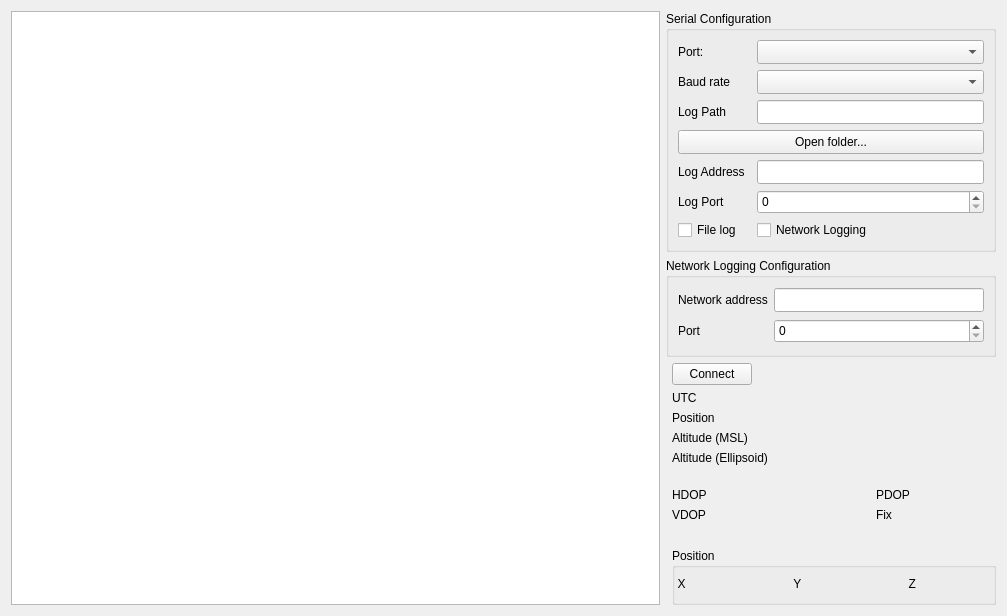
Before: the Qt Designer form source/rrv_plugin/rrv_viewer.ui in AlfonsoJPH/skydel-rrv-plugin, drawn with Qt 5.
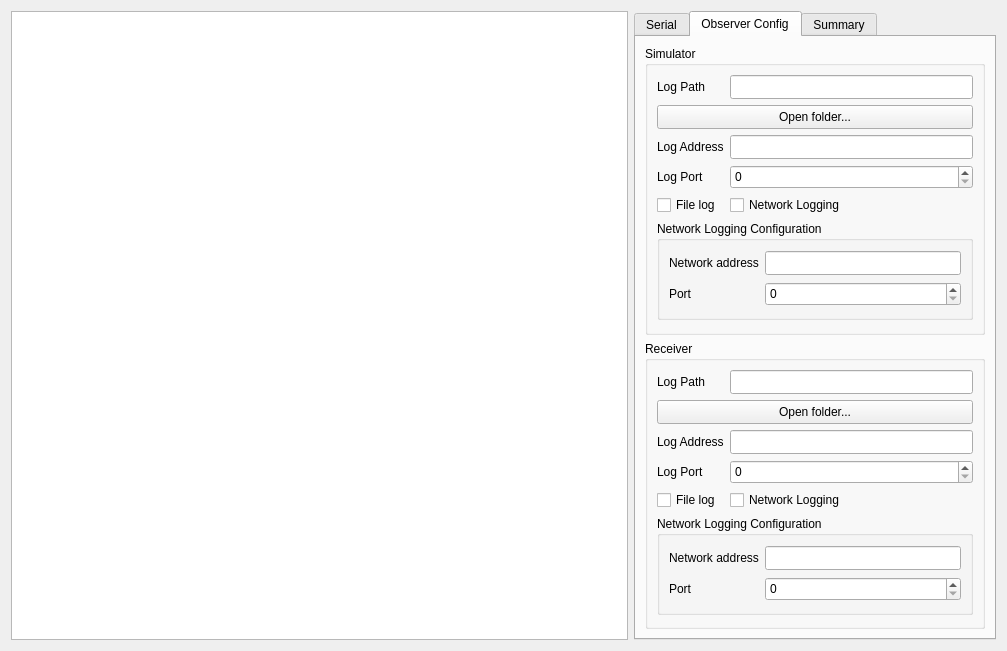
After: the same form once the commit is applied. The open tabs and pages were chosen to show the change.

Commit message: Fix: updated UI for preparing to add observers

The edit to the form file:
```diff
--- a/source/rrv_plugin/rrv_viewer.ui
+++ b/source/rrv_plugin/rrv_viewer.ui
@@ -7,7 +7,7 @@
     <x>0</x>
     <y>0</y>
     <width>1007</width>
-    <height>616</height>
+    <height>651</height>
    </rect>
   </property>
   <property name="sizePolicy">
@@ -33,11 +33,22 @@
       </widget>
      </item>
      <item>
-      <layout class="QFormLayout" name="formLayout">
-       <property name="fieldGrowthPolicy">
-        <enum>QFormLayout::FieldsStayAtSizeHint</enum>
+      <widget class="QTabWidget" name="verticalTabWidget">
+       <property name="minimumSize">
+        <size>
+         <width>362</width>
+         <height>0</height>
+        </size>
        </property>
-       <item row="0" column="0" colspan="2">
+       <property name="currentIndex">
+        <number>0</number>
+       </property>
+       <widget class="QWidget" name="Config">
+        <attribute name="title">
+         <string>Serial</string>
+        </attribute>
+        <layout class="QVBoxLayout" name="verticalLayout_2">
+         <item>
         <widget class="QGroupBox" name="gridGroupBox">
          <property name="minimumSize">
           <size>
@@ -170,7 +181,7 @@
          </layout>
         </widget>
        </item>
-       <item row="1" column="0" colspan="2">
+         <item>
         <widget class="QGroupBox" name="gridGroupBox">
          <property name="sizePolicy">
           <sizepolicy hsizetype="Preferred" vsizetype="Preferred">
@@ -228,8 +239,391 @@
          </layout>
         </widget>
        </item>
-       <item row="11" column="1">
+         <item>
+          <widget class="QPushButton" name="receiverState">
+           <property name="enabled">
+            <bool>true</bool>
+           </property>
+           <property name="text">
+            <string>Connect</string>
+           </property>
+          </widget>
+         </item>
+        </layout>
+       </widget>
+       <widget class="QWidget" name="tab">
+        <attribute name="title">
+         <string>Observer Config</string>
+        </attribute>
+        <layout class="QVBoxLayout" name="verticalLayout_4">
+         <item>
+          <widget class="QGroupBox" name="ObserverSimulator">
+           <property name="title">
+            <string>Simulator</string>
+           </property>
+           <layout class="QFormLayout" name="formLayout">
+            <item row="0" column="0">
+             <widget class="QLabel" name="label_7">
+              <property name="text">
+               <string>Log Path</string>
+              </property>
+             </widget>
+            </item>
+            <item row="0" column="1">
+             <widget class="QLineEdit" name="logPathObserverSimulator">
+              <property name="minimumSize">
+               <size>
+                <width>0</width>
+                <height>24</height>
+               </size>
+              </property>
+             </widget>
+            </item>
+            <item row="1" column="0" colspan="2">
+             <widget class="QPushButton" name="logPathButtonObserverSimulator">
+              <property name="minimumSize">
+               <size>
+                <width>0</width>
+                <height>24</height>
+               </size>
+              </property>
+              <property name="text">
+               <string>Open folder...</string>
+              </property>
+             </widget>
+            </item>
+            <item row="2" column="0">
+             <widget class="QLabel" name="label_8">
+              <property name="text">
+               <string>Log Address</string>
+              </property>
+             </widget>
+            </item>
+            <item row="2" column="1">
+             <widget class="QLineEdit" name="logAddressValueObserverSimulator">
+              <property name="minimumSize">
+               <size>
+                <width>0</width>
+                <height>24</height>
+               </size>
+              </property>
+             </widget>
+            </item>
+            <item row="3" column="0">
+             <widget class="QLabel" name="label_10">
+              <property name="text">
+               <string>Log Port</string>
+              </property>
+             </widget>
+            </item>
+            <item row="3" column="1">
+             <widget class="QSpinBox" name="logPortValueObserverSimulator">
+              <property name="minimumSize">
+               <size>
+                <width>0</width>
+                <height>24</height>
+               </size>
+              </property>
+              <property name="minimum">
+               <number>0</number>
+              </property>
+              <property name="maximum">
+               <number>65535</number>
+              </property>
+             </widget>
+            </item>
+            <item row="4" column="0">
+             <widget class="QCheckBox" name="fileLogStateObserverSimulator">
+              <property name="text">
+               <string>File log</string>
+              </property>
+             </widget>
+            </item>
+            <item row="4" column="1">
+             <widget class="QCheckBox" name="networkLogStateObserverSimulator">
+              <property name="text">
+               <string>Network Logging</string>
+              </property>
+             </widget>
+            </item>
+            <item row="5" column="0" colspan="2">
+             <widget class="QGroupBox" name="NetworkObserverSimulator">
+              <property name="sizePolicy">
+               <sizepolicy hsizetype="Preferred" vsizetype="Preferred">
+                <horstretch>1</horstretch>
+                <verstretch>0</verstretch>
+               </sizepolicy>
+              </property>
+              <property name="minimumSize">
+               <size>
+                <width>208</width>
+                <height>99</height>
+               </size>
+              </property>
+              <property name="title">
+               <string>Network Logging Configuration</string>
+              </property>
+              <layout class="QGridLayout" name="gridLayout_4">
+               <item row="1" column="1">
+                <widget class="QSpinBox" name="portValueObserverSimulator">
+                 <property name="minimumSize">
+                  <size>
+                   <width>80</width>
+                   <height>24</height>
+                  </size>
+                 </property>
+                 <property name="maximum">
+                  <number>65535</number>
+                 </property>
+                </widget>
+               </item>
+               <item row="1" column="0">
+                <widget class="QLabel" name="label_9">
+                 <property name="text">
+                  <string>Port</string>
+                 </property>
+                </widget>
+               </item>
+               <item row="0" column="1">
+                <widget class="QLineEdit" name="networkAddressValueObserverSimulator">
+                 <property name="minimumSize">
+                  <size>
+                   <width>0</width>
+                   <height>24</height>
+                  </size>
+                 </property>
+                </widget>
+               </item>
+               <item row="0" column="0">
+                <widget class="QLabel" name="networkAddressLabelObserverSimulator">
+                 <property name="text">
+                  <string>Network address</string>
+                 </property>
+                </widget>
+               </item>
+              </layout>
+             </widget>
+            </item>
+           </layout>
+          </widget>
+         </item>
+         <item>
+          <widget class="QGroupBox" name="ObserverReceiver">
+           <property name="title">
+            <string>Receiver</string>
+           </property>
+           <layout class="QFormLayout" name="formLayout_2">
+            <item row="0" column="0">
+             <widget class="QLabel" name="label_11">
+              <property name="text">
+               <string>Log Path</string>
+              </property>
+             </widget>
+            </item>
+            <item row="0" column="1">
+             <widget class="QLineEdit" name="logPathObserverReceiver">
+              <property name="minimumSize">
+               <size>
+                <width>0</width>
+                <height>24</height>
+               </size>
+              </property>
+             </widget>
+            </item>
+            <item row="1" column="0" colspan="2">
+             <widget class="QPushButton" name="logPathButtonObserverReceiver">
+              <property name="minimumSize">
+               <size>
+                <width>0</width>
+                <height>24</height>
+               </size>
+              </property>
+              <property name="text">
+               <string>Open folder...</string>
+              </property>
+             </widget>
+            </item>
+            <item row="2" column="0">
+             <widget class="QLabel" name="label_12">
+              <property name="text">
+               <string>Log Address</string>
+              </property>
+             </widget>
+            </item>
+            <item row="2" column="1">
+             <widget class="QLineEdit" name="logAddressValueObserverReceiver">
+              <property name="minimumSize">
+               <size>
+                <width>0</width>
+                <height>24</height>
+               </size>
+              </property>
+             </widget>
+            </item>
+            <item row="3" column="0">
+             <widget class="QLabel" name="label_14">
+              <property name="text">
+               <string>Log Port</string>
+              </property>
+             </widget>
+            </item>
+            <item row="3" column="1">
+             <widget class="QSpinBox" name="logPortValueObserverReceiver">
+              <property name="minimumSize">
+               <size>
+                <width>0</width>
+                <height>24</height>
+               </size>
+              </property>
+              <property name="minimum">
+               <number>0</number>
+              </property>
+              <property name="maximum">
+               <number>65535</number>
+              </property>
+             </widget>
+            </item>
+            <item row="4" column="0">
+             <widget class="QCheckBox" name="fileLogStateObserverReceiver">
+              <property name="text">
+               <string>File log</string>
+              </property>
+             </widget>
+            </item>
+            <item row="4" column="1">
+             <widget class="QCheckBox" name="networkLogStateObserverReceiver">
+              <property name="text">
+               <string>Network Logging</string>
+              </property>
+             </widget>
+            </item>
+            <item row="5" column="0" colspan="2">
+             <widget class="QGroupBox" name="NetworkObserverReceiver">
+              <property name="sizePolicy">
+               <sizepolicy hsizetype="Preferred" vsizetype="Preferred">
+                <horstretch>1</horstretch>
+                <verstretch>0</verstretch>
+               </sizepolicy>
+              </property>
+              <property name="minimumSize">
+               <size>
+                <width>208</width>
+                <height>99</height>
+               </size>
+              </property>
+              <property name="title">
+               <string>Network Logging Configuration</string>
+              </property>
+              <layout class="QGridLayout" name="gridLayout_5">
+               <item row="1" column="1">
+                <widget class="QSpinBox" name="portValueObserverReceiver">
+                 <property name="minimumSize">
+                  <size>
+                   <width>80</width>
+                   <height>24</height>
+                  </size>
+                 </property>
+                 <property name="maximum">
+                  <number>65535</number>
+                 </property>
+                </widget>
+               </item>
+               <item row="1" column="0">
+                <widget class="QLabel" name="label_13">
+                 <property name="text">
+                  <string>Port</string>
+                 </property>
+                </widget>
+               </item>
+               <item row="0" column="1">
+                <widget class="QLineEdit" name="networkAddressValueObserverReceiver">
+                 <property name="minimumSize">
+                  <size>
+                   <width>0</width>
+                   <height>24</height>
+                  </size>
+                 </property>
+                </widget>
+               </item>
+               <item row="0" column="0">
+                <widget class="QLabel" name="networkAddressLabelObserverReceiver">
+                 <property name="text">
+                  <string>Network address</string>
+                 </property>
+                </widget>
+               </item>
+              </layout>
+             </widget>
+            </item>
+           </layout>
+          </widget>
+         </item>
+        </layout>
+       </widget>
+       <widget class="QWidget" name="Summary">
+        <attribute name="title">
+         <string>Summary</string>
+        </attribute>
+        <layout class="QVBoxLayout" name="verticalLayout">
+         <item>
         <layout class="QGridLayout" name="gridLayout">
+           <item row="7" column="1" colspan="4">
+            <widget class="QLabel" name="altitudeEllipsoidValue">
+             <property name="text">
+              <string/>
+             </property>
+            </widget>
+           </item>
+           <item row="3" column="0">
+            <widget class="QLabel" name="positionLabel">
+             <property name="text">
+              <string>Position</string>
+             </property>
+            </widget>
+           </item>
+           <item row="10" column="3">
+            <widget class="QLabel" name="fixLabel">
+             <property name="text">
+              <string>Fix</string>
+             </property>
+            </widget>
+           </item>
+           <item row="8" column="0" colspan="5">
+            <spacer name="verticalSpacer">
+             <property name="orientation">
+              <enum>Qt::Vertical</enum>
+             </property>
+             <property name="sizeType">
+              <enum>QSizePolicy::Fixed</enum>
+             </property>
+             <property name="sizeHint" stdset="0">
+              <size>
+               <width>20</width>
+               <height>13</height>
+              </size>
+             </property>
+            </spacer>
+           </item>
+           <item row="9" column="2" rowspan="2">
+            <spacer name="horizontalSpacer">
+             <property name="orientation">
+              <enum>Qt::Horizontal</enum>
+             </property>
+             <property name="sizeHint" stdset="0">
+              <size>
+               <width>20</width>
+               <height>20</height>
+              </size>
+             </property>
+            </spacer>
+           </item>
+           <item row="1" column="1" colspan="4">
+            <widget class="QLabel" name="utcValue">
+             <property name="text">
+              <string/>
+             </property>
+            </widget>
+           </item>
          <item row="9" column="3">
           <widget class="QLabel" name="PDOPLabel">
            <property name="text">
@@ -339,58 +733,14 @@
            </property>
           </widget>
          </item>
-         <item row="10" column="1">
-          <widget class="QLabel" name="VDOPValue">
-           <property name="text">
-            <string/>
-           </property>
-          </widget>
-         </item>
-         <item row="10" column="3">
-          <widget class="QLabel" name="fixLabel">
-           <property name="text">
-            <string>Fix</string>
-           </property>
-          </widget>
-         </item>
-         <item row="9" column="2" rowspan="2">
-          <spacer name="horizontalSpacer">
-           <property name="orientation">
-            <enum>Qt::Horizontal</enum>
-           </property>
-           <property name="sizeHint" stdset="0">
-            <size>
-             <width>20</width>
-             <height>20</height>
-            </size>
-           </property>
-          </spacer>
-         </item>
-         <item row="10" column="4">
-          <widget class="QLabel" name="fixValue">
-           <property name="text">
-            <string/>
-           </property>
-          </widget>
-         </item>
-         <item row="8" column="0" colspan="5">
-          <spacer name="verticalSpacer">
-           <property name="orientation">
-            <enum>Qt::Vertical</enum>
-           </property>
-           <property name="sizeHint" stdset="0">
-            <size>
-             <width>20</width>
-             <height>10</height>
-            </size>
-           </property>
-          </spacer>
-         </item>
          <item row="11" column="0" colspan="5">
           <spacer name="verticalSpacer_2">
            <property name="orientation">
             <enum>Qt::Vertical</enum>
            </property>
+             <property name="sizeType">
+              <enum>QSizePolicy::Fixed</enum>
+             </property>
            <property name="sizeHint" stdset="0">
             <size>
              <width>20</width>
@@ -399,8 +749,36 @@
            </property>
           </spacer>
          </item>
-         <item row="14" column="0" colspan="5" alignment="Qt::AlignVCenter">
-          <widget class="QGroupBox" name="groupBox">
+           <item row="7" column="0">
+            <widget class="QLabel" name="altitudeEllipsoidLabel">
+             <property name="text">
+              <string>Altitude (Ellipsoid)</string>
+             </property>
+            </widget>
+           </item>
+           <item row="5" column="1" colspan="4">
+            <widget class="QLabel" name="altitudeMSLValue">
+             <property name="text">
+              <string/>
+             </property>
+            </widget>
+           </item>
+           <item row="1" column="0">
+            <widget class="QLabel" name="utcLabel">
+             <property name="text">
+              <string>UTC</string>
+             </property>
+            </widget>
+           </item>
+           <item row="5" column="0">
+            <widget class="QLabel" name="altitudeMSLLabel">
+             <property name="text">
+              <string>Altitude (MSL)</string>
+             </property>
+            </widget>
+           </item>
+           <item row="12" column="0" colspan="5">
+            <widget class="QGroupBox" name="groupBoxReceiver">
            <property name="minimumSize">
             <size>
              <width>50</width>
@@ -408,17 +786,71 @@
             </size>
            </property>
            <property name="title">
-            <string>Position</string>
-           </property>
-           <widget class="QWidget" name="horizontalLayoutWidget">
-            <property name="geometry">
-             <rect>
-              <x>-1</x>
-              <y>20</y>
-              <width>341</width>
-              <height>31</height>
-             </rect>
-            </property>
+              <string>Position Receiver</string>
+             </property>
+             <layout class="QHBoxLayout" name="horizontalLayout">
+              <item>
+               <layout class="QHBoxLayout" name="horizontalLayout_6" stretch="0,0,0,0,0,0">
+                <item>
+                 <widget class="QLabel" name="xLabelReceiver">
+                  <property name="text">
+                   <string>  X</string>
+                  </property>
+                 </widget>
+                </item>
+                <item>
+                 <widget class="QLabel" name="xValueReceiver">
+                  <property name="text">
+                   <string/>
+                  </property>
+                 </widget>
+                </item>
+                <item>
+                 <widget class="QLabel" name="yLabelReceiver">
+                  <property name="text">
+                   <string>  Y</string>
+                  </property>
+                 </widget>
+                </item>
+                <item>
+                 <widget class="QLabel" name="yValueReceiver">
+                  <property name="text">
+                   <string/>
+                  </property>
+                 </widget>
+                </item>
+                <item>
+                 <widget class="QLabel" name="zLabelReceiver">
+                  <property name="text">
+                   <string>  Z</string>
+                  </property>
+                 </widget>
+                </item>
+                <item>
+                 <widget class="QLabel" name="zValueReceiver">
+                  <property name="text">
+                   <string/>
+                  </property>
+                 </widget>
+                </item>
+               </layout>
+              </item>
+             </layout>
+            </widget>
+           </item>
+           <item row="14" column="0" colspan="5">
+            <widget class="QGroupBox" name="groupBoxSimulator">
+             <property name="minimumSize">
+              <size>
+               <width>50</width>
+               <height>57</height>
+              </size>
+             </property>
+             <property name="title">
+              <string>Position Simulator</string>
+             </property>
+             <layout class="QVBoxLayout" name="verticalLayout_3">
+              <item>
             <layout class="QHBoxLayout" name="horizontalLayout_4" stretch="0,0,0,0,0,0">
              <item>
               <widget class="QLabel" name="xLabel">
@@ -463,22 +895,15 @@
               </widget>
              </item>
             </layout>
-           </widget>
-          </widget>
-         </item>
-        </layout>
-       </item>
-       <item row="4" column="1">
-        <widget class="QPushButton" name="receiverState">
-         <property name="enabled">
-          <bool>true</bool>
-         </property>
-         <property name="text">
-          <string>Connect</string>
-         </property>
+              </item>
+             </layout>
         </widget>
        </item>
       </layout>
+         </item>
+        </layout>
+       </widget>
+      </widget>
      </item>
     </layout>
    </item>
```
Left out of the diff: 179 changed lines with no effect on the pictures. Lines whose indentation alone changed are shown as unchanged. The commit also changes 1 other file.
